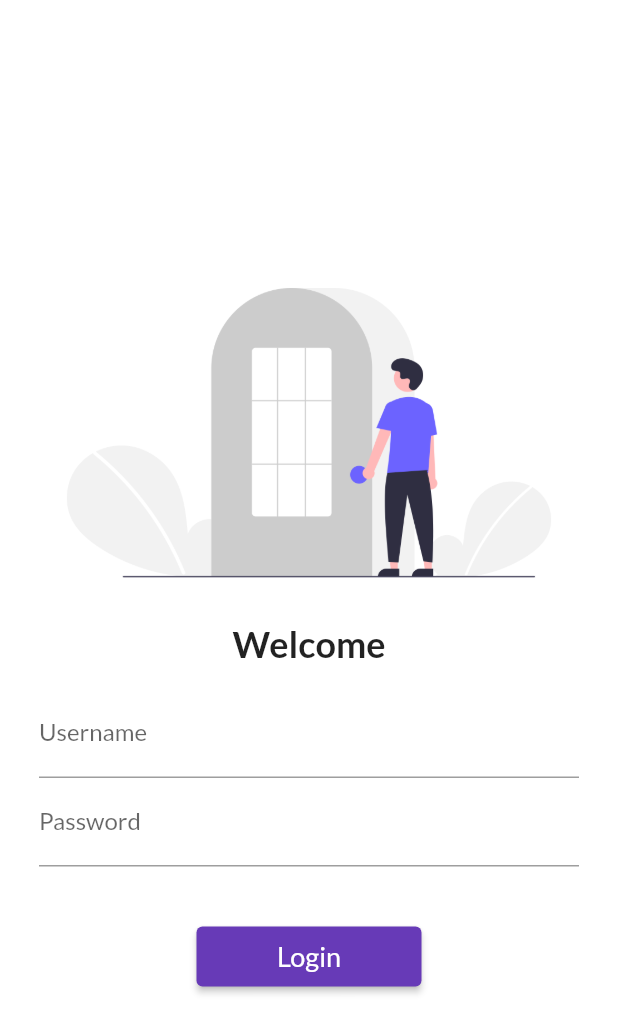
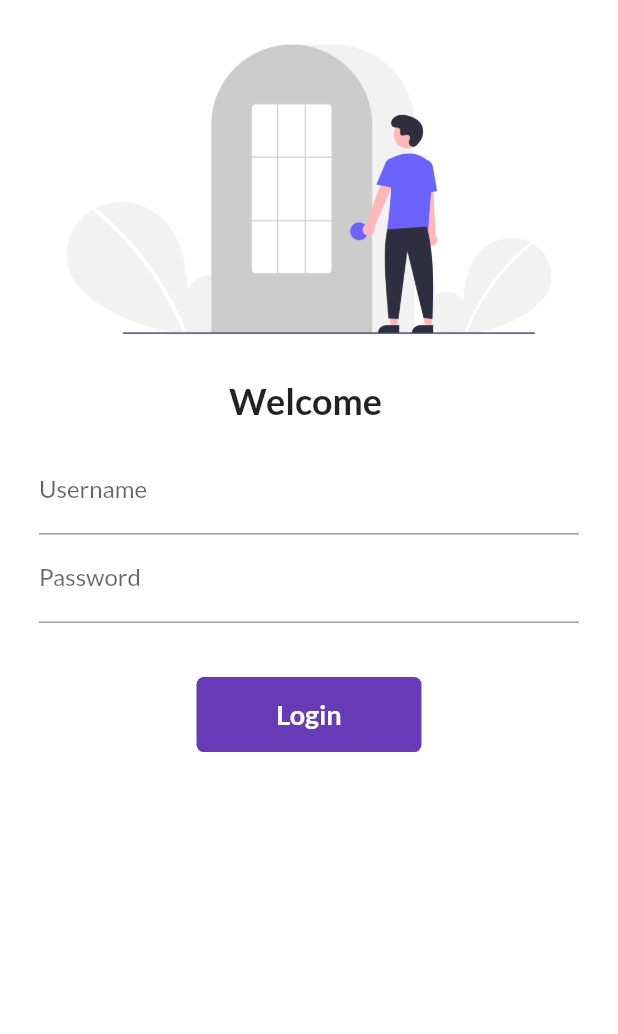
Before and after one commit to piyushvshah/flutter_catalog, a Flutter app: the screen it shows after launch, on a phone screen of 412 x 824 dp. Shown: the top 1034 px of the screen. Run offline on Flutter 3.47's test engine with Material 2 defaults, Android fonts, the phone set to English and light mode, and no system bars; our stand-ins replace google_fonts.

Commit message:
Day 6 Completed

```diff
--- a/lib/pages/login_page.dart
+++ b/lib/pages/login_page.dart
@@ -9,13 +9,14 @@ class LoginPage extends StatefulWidget {
 }
 
 class _LoginPageState extends State<LoginPage> {
+  String name = "";
+  bool changeButton = false;
   @override
   Widget build(BuildContext context) {
     return SafeArea(
       child: Material(
         color: Colors.white,
         child: Center(
-          child: SingleChildScrollView(
           child: Column(
             children: [
               Image.asset(
@@ -23,7 +24,7 @@ class _LoginPageState extends State<LoginPage> {
                 fit: BoxFit.cover,
               ),
               Text(
-                  "Welcome",
+                "Welcome $name",
                 style: TextStyle(
                   fontSize: 24,
                   fontWeight: FontWeight.bold,
@@ -35,12 +36,17 @@ class _LoginPageState extends State<LoginPage> {
                 child: Column(
                   children: [
                     TextFormField(
+                      onChanged: (value) {
+                        name = value;
+                        setState(() {});
+                      },
                       decoration: InputDecoration(
                           hintText: "Enter Username", labelText: "Username"),
                     ),
                     TextFormField(
                       decoration: InputDecoration(
                           hintText: "Enter Password", labelText: "Password"),
+                      obscureText: true,
                     )
                   ],
                 ),
@@ -48,17 +54,50 @@ class _LoginPageState extends State<LoginPage> {
               SizedBox(
                 height: 20,
               ),
-                ElevatedButton(
-                    onPressed: () {
+
+              InkWell(
+                  onTap: () async {
+                    setState(() {
+                      changeButton = true;
+                    });
+
+                    await Future.delayed(Duration(seconds: 1));
                     Navigator.pushNamed(context, MyRoutes.homeRoute);
                   },
-                    style: TextButton.styleFrom(minimumSize: Size(150, 40)),
-                    child: Text(
+                  child: AnimatedContainer(
+                    duration: Duration(seconds: 1),
+                    width: changeButton ? 50 : 150,
+                    height: 50,
+                    alignment: Alignment.center,
+                    child: changeButton
+                        ? Icon(
+                            Icons.done,
+                            color: Colors.white,
+                          )
+                        : Text(
                             "Login",
-                      style: TextStyle(fontSize: 18),
+                            style: TextStyle(
+                                fontWeight: FontWeight.bold,
+                                fontSize: 18,
+                                color: Colors.white),
+                          ),
+                    decoration: BoxDecoration(
+                        color: Colors.deepPurple,
+                        // shape:
+                        //     changeButton ? BoxShape.circle : BoxShape.rectangle,
+                        borderRadius:
+                            BorderRadius.circular(changeButton ? 50 : 5)),
                   ))
+              // ElevatedButton(
+              //     onPressed: () {
+              //       Navigator.pushNamed(context, MyRoutes.homeRoute);
+              //     },
+              //     style: TextButton.styleFrom(minimumSize: Size(150, 40)),
+              //     child: Text(
+              //       "Login",
+              //       style: TextStyle(fontSize: 18),
+              //     ))
             ],
-            ),
           ),
         ),
       ),
```
Lines whose indentation alone changed are shown as unchanged.
